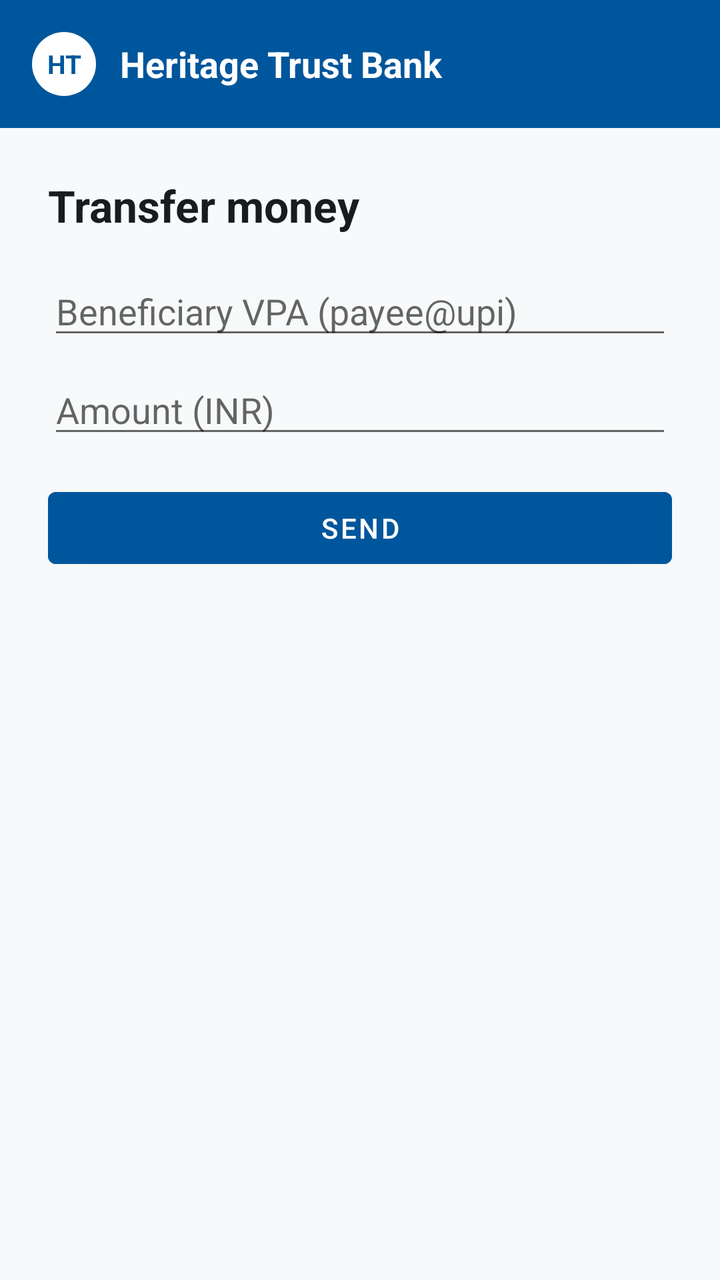
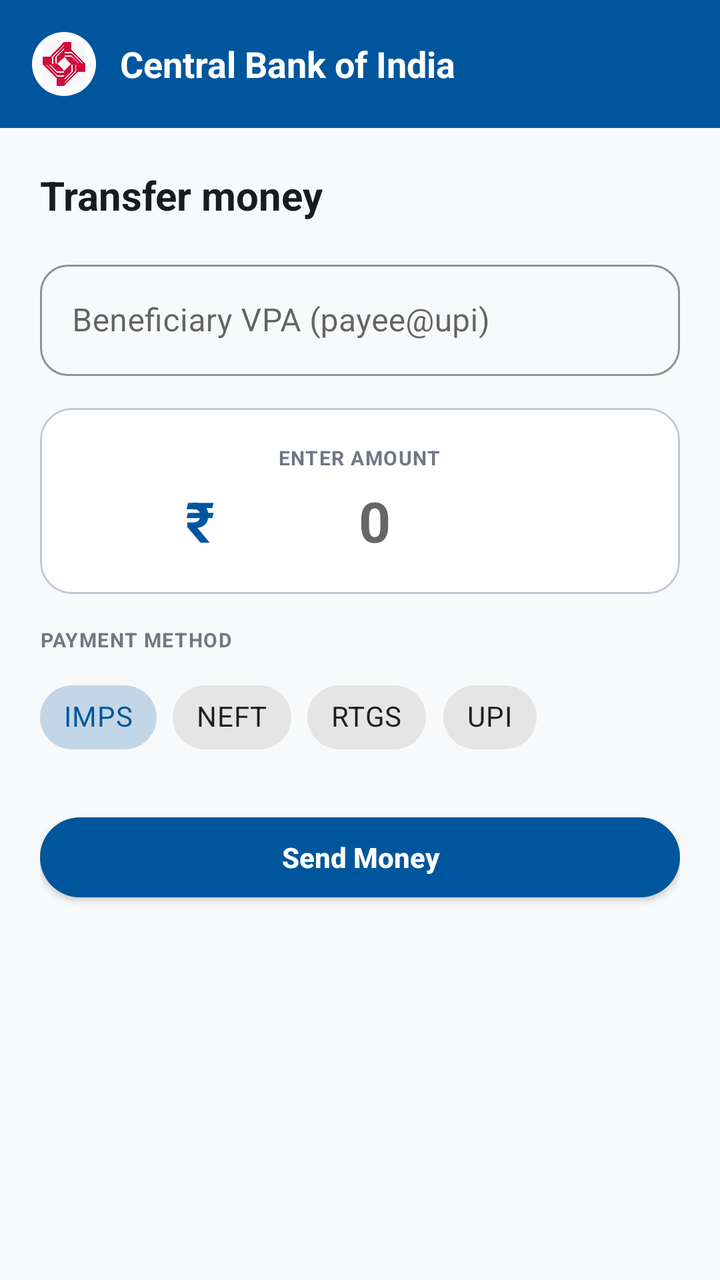

Compare the two renders of this Android layout. The source of the first and the diff that turns it into the second are given below.
<!-- AndroidManifest.xml: application theme Theme.CogniGuardDemo -->
<!-- res/layout/activity_transfer.xml -->
<?xml version="1.0" encoding="utf-8"?>
<LinearLayout xmlns:android="http://schemas.android.com/apk/res/android"
    android:layout_width="match_parent"
    android:layout_height="match_parent"
    android:orientation="vertical"
    android:background="@color/cbi_surface">

    <LinearLayout
        android:layout_width="match_parent"
        android:layout_height="wrap_content"
        android:orientation="horizontal"
        android:gravity="center_vertical"
        android:background="@color/cbi_primary"
        android:padding="16dp">

        <TextView
            android:layout_width="32dp"
            android:layout_height="32dp"
            android:background="@drawable/bg_logo_circle"
            android:gravity="center"
            android:text="HT"
            android:textColor="@color/cbi_primary"
            android:textSize="13sp"
            android:textStyle="bold" />

        <TextView
            android:layout_width="wrap_content"
            android:layout_height="wrap_content"
            android:layout_marginStart="12dp"
            android:text="@string/app_name"
            android:textColor="@color/white"
            android:textSize="18sp"
            android:textStyle="bold" />
    </LinearLayout>

    <LinearLayout
        android:layout_width="match_parent"
        android:layout_height="match_parent"
        android:orientation="vertical"
        android:padding="24dp">

        <TextView
            android:layout_width="wrap_content"
            android:layout_height="wrap_content"
            android:text="Transfer money"
            android:textColor="@color/cbi_text"
            android:textSize="22sp"
            android:textStyle="bold" />

        <EditText
            android:id="@+id/beneficiaryInput"
            android:layout_width="match_parent"
            android:layout_height="wrap_content"
            android:layout_marginTop="16dp"
            android:hint="Beneficiary VPA (payee@upi)"
            android:inputType="text" />

        <EditText
            android:id="@+id/amountInput"
            android:layout_width="match_parent"
            android:layout_height="wrap_content"
            android:layout_marginTop="8dp"
            android:hint="Amount (INR)"
            android:inputType="numberDecimal" />

        <Button
            android:id="@+id/sendButton"
            android:layout_width="match_parent"
            android:layout_height="wrap_content"
            android:layout_marginTop="16dp"
            android:backgroundTint="@color/cbi_primary"
            android:text="Send"
            android:textColor="@color/white" />

        <TextView
            android:id="@+id/resultText"
            android:layout_width="match_parent"
            android:layout_height="wrap_content"
            android:layout_marginTop="16dp"
            android:textColor="@color/cbi_text" />

        <TextView
            android:id="@+id/controlsText"
            android:layout_width="match_parent"
            android:layout_height="wrap_content"
            android:layout_marginTop="8dp"
            android:textColor="@color/warning_amber" />

        <LinearLayout
            android:id="@+id/coercionPanel"
            android:layout_width="match_parent"
            android:layout_height="wrap_content"
            android:layout_marginTop="8dp"
            android:orientation="vertical"
            android:visibility="gone">

            <TextView
                android:id="@+id/coercionPrompt"
                android:layout_width="match_parent"
                android:layout_height="wrap_content"
                android:textColor="@color/cbi_accent"
                android:textStyle="bold" />

            <LinearLayout
                android:layout_width="match_parent"
                android:layout_height="wrap_content"
                android:layout_marginTop="8dp"
                android:orientation="horizontal">

                <Button
                    android:id="@+id/coercionCancelButton"
                    android:layout_width="0dp"
                    android:layout_height="wrap_content"
                    android:layout_marginEnd="8dp"
                    android:layout_weight="1"
                    android:backgroundTint="@color/cbi_accent"
                    android:text="Cancel -- I'm being told what to do"
                    android:textColor="@color/white" />

                <Button
                    android:id="@+id/coercionConfirmButton"
                    android:layout_width="0dp"
                    android:layout_height="wrap_content"
                    android:layout_weight="1"
                    android:text="No, this is genuinely me" />
            </LinearLayout>
        </LinearLayout>

        <LinearLayout
            android:id="@+id/manualAmountPanel"
            android:layout_width="match_parent"
            android:layout_height="wrap_content"
            android:layout_marginTop="8dp"
            android:orientation="vertical"
            android:visibility="gone">

            <TextView
                android:layout_width="match_parent"
                android:layout_height="wrap_content"
                android:text="Please re-type the amount to confirm this transfer."
                android:textColor="@color/warning_amber"
                android:textStyle="bold" />

            <EditText
                android:id="@+id/manualAmountInput"
                android:layout_width="match_parent"
                android:layout_height="wrap_content"
                android:layout_marginTop="8dp"
                android:hint="Re-enter amount (INR)"
                android:inputType="numberDecimal" />

            <Button
                android:id="@+id/confirmAmountButton"
                android:layout_width="match_parent"
                android:layout_height="wrap_content"
                android:layout_marginTop="8dp"
                android:backgroundTint="@color/cbi_primary"
                android:text="Confirm amount"
                android:textColor="@color/white" />
        </LinearLayout>
    </LinearLayout>
</LinearLayout>
<!-- resources referenced by this layout -->
<resources>
  <color name="cbi_accent">#BA0035</color>
  <color name="cbi_primary">#00569C</color>
  <color name="cbi_surface">#F8F9FA</color>
  <color name="cbi_text">#191C1E</color>
  <color name="warning_amber">#B36B00</color>
  <color name="white">#FFFFFF</color>
  <!-- drawable bg_logo_circle (drawable) -->
  <?xml version="1.0" encoding="utf-8"?>
  <shape xmlns:android="http://schemas.android.com/apk/res/android"
      android:shape="oval">
      <solid android:color="@color/white" />
  </shape>
  <string name="app_name">Heritage Trust Bank</string>
  <style name="Theme.CogniGuardDemo" parent="Theme.MaterialComponents.Light.NoActionBar">
          <item name="colorPrimary">@color/cbi_primary</item>
          <item name="colorPrimaryDark">@color/cbi_primary_dark</item>
          <item name="colorAccent">@color/cbi_accent</item>
          <item name="colorSecondary">@color/cbi_accent</item>
          <item name="android:windowBackground">@color/cbi_surface</item>
          <item name="android:textColorPrimary">@color/cbi_text</item>
      </style>
  <color name="cbi_primary_dark">#004B87</color>
</resources>

<!-- the commit's change to res/layout/activity_transfer.xml (unified diff, before → after) -->
@@ -1,27 +1,312 @@
+<?xml version="1.0" encoding="utf-8"?>
+<ScrollView xmlns:android="http://schemas.android.com/apk/res/android"
+    xmlns:app="http://schemas.android.com/apk/res-auto"
+    android:layout_width="match_parent"
+    android:layout_height="match_parent"
+    android:background="@color/cbi_surface"
+    android:fillViewport="true">
+
+    <LinearLayout
+        android:layout_width="match_parent"
+        android:layout_height="wrap_content"
+        android:orientation="vertical">
+
+        <include layout="@layout/partial_header" />
+
+        <LinearLayout
+            android:layout_width="match_parent"
+            android:layout_height="wrap_content"
+            android:orientation="vertical"
+            android:padding="20dp">
+
+            <TextView
+                android:layout_width="wrap_content"
+                android:layout_height="wrap_content"
+                android:text="Transfer money"
+                android:textColor="@color/cbi_text"
+                android:textSize="20sp"
+                android:textStyle="bold" />
+
+            
+            <com.google.android.material.textfield.TextInputLayout
+                style="@style/Widget.MaterialComponents.TextInputLayout.OutlinedBox"
+                android:layout_width="match_parent"
+                android:layout_height="wrap_content"
+                android:layout_marginTop="16dp"
+                app:boxCornerRadiusBottomEnd="14dp"
+                app:boxCornerRadiusBottomStart="14dp"
+                app:boxCornerRadiusTopEnd="14dp"
+                app:boxCornerRadiusTopStart="14dp"
+                app:boxStrokeColor="@color/cbi_primary">
+
+                <com.google.android.material.textfield.TextInputEditText
+                    android:id="@+id/beneficiaryInput"
+                    android:layout_width="match_parent"
+                    android:layout_height="wrap_content"
+                    android:hint="Beneficiary VPA (payee@upi)"
+                    android:inputType="text" />
+            </com.google.android.material.textfield.TextInputLayout>
+
+            
+            <com.google.android.material.card.MaterialCardView
+                android:layout_width="match_parent"
+                android:layout_height="wrap_content"
+                android:layout_marginTop="16dp"
+                app:cardCornerRadius="16dp"
+                app:cardElevation="0dp"
+                app:strokeColor="@color/cbi_divider"
+                app:strokeWidth="1dp"
+                app:cardBackgroundColor="@color/white">
+
+                <LinearLayout
+                    android:layout_width="match_parent"
+                    android:layout_height="wrap_content"
+                    android:gravity="center"
+                    android:orientation="vertical"
+                    android:padding="18dp">
+
+                    <TextView
+                        android:layout_width="wrap_content"
+                        android:layout_height="wrap_content"
+                        android:letterSpacing="0.05"
+                        android:text="ENTER AMOUNT"
+                        android:textAllCaps="true"
+                        android:textColor="@color/cbi_text_muted"
+                        android:textSize="10sp"
+                        android:textStyle="bold" />
+
+                    <LinearLayout
+                        android:layout_width="wrap_content"
+                        android:layout_height="wrap_content"
+                        android:layout_marginTop="6dp"
+                        android:gravity="center_vertical"
+                        android:orientation="horizontal">
+
+                        <TextView
+                            android:layout_width="wrap_content"
+                            android:layout_height="wrap_content"
+                            android:text="₹"
+                            android:textColor="@color/cbi_primary"
+                            android:textSize="28sp"
+                            android:textStyle="bold" />
+
+                        <EditText
+                            android:id="@+id/amountInput"
+                            android:layout_width="160dp"
+                            android:layout_height="wrap_content"
+                            android:background="@null"
+                            android:gravity="center"
+                            android:hint="0"
+                            android:inputType="numberDecimal"
+                            android:textColor="@color/cbi_text"
+                            android:textSize="28sp"
+                            android:textStyle="bold" />
+                    </LinearLayout>
+                </LinearLayout>
+            </com.google.android.material.card.MaterialCardView>
+
+            
+            <TextView
+                android:layout_width="wrap_content"
+                android:layout_height="wrap_content"
+                android:layout_marginTop="16dp"
+                android:letterSpacing="0.05"
+                android:text="PAYMENT METHOD"
+                android:textAllCaps="true"
+                android:textColor="@color/cbi_text_muted"
+                android:textSize="10sp"
+                android:textStyle="bold" />
+
+            <com.google.android.material.chip.ChipGroup
+                android:id="@+id/transferTypeChipGroup"
+                android:layout_width="match_parent"
+                android:layout_height="wrap_content"
+                android:layout_marginTop="8dp"
+                app:singleSelection="true">
+
+                <com.google.android.material.chip.Chip
+                    android:id="@+id/chipImps"
+                    style="@style/Widget.MaterialComponents.Chip.Choice"
+                    android:layout_width="wrap_content"
+                    android:layout_height="wrap_content"
+                    android:checked="true"
+                    android:text="IMPS" />
+
+                <com.google.android.material.chip.Chip
+                    android:id="@+id/chipNeft"
+                    style="@style/Widget.MaterialComponents.Chip.Choice"
+                    android:layout_width="wrap_content"
+                    android:layout_height="wrap_content"
+                    android:text="NEFT" />
+
+                <com.google.android.material.chip.Chip
+                    android:id="@+id/chipRtgs"
+                    style="@style/Widget.MaterialComponents.Chip.Choice"
+                    android:layout_width="wrap_content"
+                    android:layout_height="wrap_content"
+                    android:text="RTGS" />
+
+                <com.google.android.material.chip.Chip
+                    android:id="@+id/chipUpi"
+                    style="@style/Widget.MaterialComponents.Chip.Choice"
+                    android:layout_width="wrap_content"
+                    android:layout_height="wrap_content"
+                    android:text="UPI" />
+            </com.google.android.material.chip.ChipGroup>
+
+            <com.google.android.material.button.MaterialButton
+                android:id="@+id/sendButton"
+                style="@style/Widget.CogniGuard.PillButton"
+                android:layout_width="match_parent"
+                android:layout_height="52dp"
+                android:layout_marginTop="20dp"
+                android:text="Send Money" />
+
+            <TextView
+                android:id="@+id/resultText"
+                android:layout_width="match_parent"
+                android:layout_height="wrap_content"
+                android:layout_marginTop="16dp"
+                android:textColor="@color/cbi_text" />
+
+            <TextView
+                android:id="@+id/controlsText"
+                android:layout_width="match_parent"
+                android:layout_height="wrap_content"
+                android:layout_marginTop="8dp"
+                android:textColor="@color/warning_amber" />
+
+            
+            <com.google.android.material.card.MaterialCardView
+                android:id="@+id/coercionPanel"
+                style="@style/Widget.CogniGuard.RoundedCard"
+                android:layout_width="match_parent"
+                android:layout_height="wrap_content"
+                android:layout_marginTop="12dp"
+                android:visibility="gone"
+                app:cardBackgroundColor="@color/cbi_accent_light"
+                app:strokeColor="@color/cbi_accent"
+                app:strokeWidth="1dp">
+
+                <LinearLayout
+                    android:layout_width="match_parent"
+                    android:layout_height="wrap_content"
+                    android:orientation="vertical"
+                    android:padding="16dp">
+
+                    <TextView
+                        android:id="@+id/coercionPrompt"
+                        android:layout_width="match_parent"
+                        android:layout_height="wrap_content"
+                        android:textColor="@color/cbi_accent"
+                        android:textStyle="bold" />
+
+                    <LinearLayout
+                        android:layout_width="match_parent"
+                        android:layout_height="wrap_content"
+                        android:layout_marginTop="12dp"
+                        android:orientation="vertical">
+
+                        <com.google.android.material.button.MaterialButton
+                            android:id="@+id/coercionCancelButton"
+                            style="@style/Widget.CogniGuard.PillButton.Accent"
+                            android:layout_width="match_parent"
+                            android:layout_height="48dp"
+                            android:text="Cancel -- I'm being told what to do" />
+
+                        <com.google.android.material.button.MaterialButton
+                            android:id="@+id/coercionConfirmButton"
+                            style="@style/Widget.CogniGuard.PillButton.Outlined"
+                            android:layout_width="match_parent"
+                            android:layout_height="48dp"
+                            android:layout_marginTop="8dp"
+                            android:text="No, this is genuinely me" />
+                    </LinearLayout>
+                </LinearLayout>
+            </com.google.android.material.card.MaterialCardView>
+
+            
+            <com.google.android.material.card.MaterialCardView
+                android:id="@+id/manualAmountPanel"
+                style="@style/Widget.CogniGuard.RoundedCard"
+                android:layout_width="match_parent"
+                android:layout_height="wrap_content"
+                android:layout_marginTop="12dp"
+                android:visibility="gone"
+                app:cardBackgroundColor="#FFF8E1"
+                app:strokeColor="@color/warning_amber"
+                app:strokeWidth="1dp">
+
+                <LinearLayout
+                    android:layout_width="match_parent"
+                    android:layout_height="wrap_content"
+                    android:orientation="vertical"
+                    android:padding="16dp">
+
+                    <TextView
+                        android:layout_width="match_parent"
+                        android:layout_height="wrap_content"
+                        android:text="Please re-type the amount to confirm this transfer."
+                        android:textColor="@color/warning_amber"
+                        android:textStyle="bold" />
+
+                    <com.google.android.material.textfield.TextInputLayout
+                        style="@style/Widget.MaterialComponents.TextInputLayout.OutlinedBox"
+                        android:layout_width="match_parent"
+                        android:layout_height="wrap_content"
+                        android:layout_marginTop="10dp"
+                        app:boxCornerRadiusBottomEnd="14dp"
+                        app:boxCornerRadiusBottomStart="14dp"
+                        app:boxCornerRadiusTopEnd="14dp"
+                        app:boxCornerRadiusTopStart="14dp">
+
+                        <com.google.android.material.textfield.TextInputEditText
+                            android:id="@+id/manualAmountInput"
+                            android:layout_width="match_parent"
+                            android:layout_height="wrap_content"
+                            android:hint="Re-enter amount (INR)"
+                            android:inputType="numberDecimal" />
+                    </com.google.android.material.textfield.TextInputLayout>
+
+                    <com.google.android.material.button.MaterialButton
+                        android:id="@+id/confirmAmountButton"
+                        style="@style/Widget.CogniGuard.PillButton"
+                        android:layout_width="match_parent"
+                        android:layout_height="48dp"
+                        android:layout_marginTop="10dp"
+                        android:text="Confirm amount" />
+                </LinearLayout>
+            </com.google.android.material.card.MaterialCardView>
+        </LinearLayout>
+    </LinearLayout>
+</ScrollView>
+<!-- res/layout/partial_header.xml (included above) -->
 <?xml version="1.0" encoding="utf-8"?>
 <LinearLayout xmlns:android="http://schemas.android.com/apk/res/android"
     android:layout_width="match_parent"
-    android:layout_height="match_parent"
-    android:orientation="vertical"
-    android:background="@color/cbi_surface">
+    android:layout_height="wrap_content"
+    android:orientation="horizontal"
+    android:gravity="center_vertical"
+    android:background="@color/cbi_primary"
+    android:padding="16dp">
 
     <LinearLayout
-        android:layout_width="match_parent"
+        android:id="@+id/headerLogoArea"
+        android:layout_width="0dp"
         android:layout_height="wrap_content"
+        android:layout_weight="1"
         android:orientation="horizontal"
         android:gravity="center_vertical"
-        android:background="@color/cbi_primary"
-        android:padding="16dp">
-
-        <TextView
+        android:clickable="true"
+        android:focusable="true">
+
+        <ImageView
             android:layout_width="32dp"
             android:layout_height="32dp"
             android:background="@drawable/bg_logo_circle"
-            android:gravity="center"
-            android:text="HT"
-            android:textColor="@color/cbi_primary"
-            android:textSize="13sp"
-            android:textStyle="bold" />
+            android:contentDescription="@string/app_name"
+            android:padding="5dp"
+            android:src="@drawable/logo" />
 
         <TextView
             android:layout_width="wrap_content"
@@ -33,130 +318,10 @@
             android:textStyle="bold" />
     </LinearLayout>
 
-    <LinearLayout
-        android:layout_width="match_parent"
-        android:layout_height="match_parent"
-        android:orientation="vertical"
-        android:padding="24dp">
-
-        <TextView
-            android:layout_width="wrap_content"
-            android:layout_height="wrap_content"
-            android:text="Transfer money"
-            android:textColor="@color/cbi_text"
-            android:textSize="22sp"
-            android:textStyle="bold" />
-
-        <EditText
-            android:id="@+id/beneficiaryInput"
-            android:layout_width="match_parent"
-            android:layout_height="wrap_content"
-            android:layout_marginTop="16dp"
-            android:hint="Beneficiary VPA (payee@upi)"
-            android:inputType="text" />
-
-        <EditText
-            android:id="@+id/amountInput"
-            android:layout_width="match_parent"
-            android:layout_height="wrap_content"
-            android:layout_marginTop="8dp"
-            android:hint="Amount (INR)"
-            android:inputType="numberDecimal" />
-
-        <Button
-            android:id="@+id/sendButton"
-            android:layout_width="match_parent"
-            android:layout_height="wrap_content"
-            android:layout_marginTop="16dp"
-            android:backgroundTint="@color/cbi_primary"
-            android:text="Send"
-            android:textColor="@color/white" />
-
-        <TextView
-            android:id="@+id/resultText"
-            android:layout_width="match_parent"
-            android:layout_height="wrap_content"
-            android:layout_marginTop="16dp"
-            android:textColor="@color/cbi_text" />
-
-        <TextView
-            android:id="@+id/controlsText"
-            android:layout_width="match_parent"
-            android:layout_height="wrap_content"
-            android:layout_marginTop="8dp"
-            android:textColor="@color/warning_amber" />
-
-        <LinearLayout
-            android:id="@+id/coercionPanel"
-            android:layout_width="match_parent"
-            android:layout_height="wrap_content"
-            android:layout_marginTop="8dp"
-            android:orientation="vertical"
-            android:visibility="gone">
-
-            <TextView
-                android:id="@+id/coercionPrompt"
-                android:layout_width="match_parent"
-                android:layout_height="wrap_content"
-                android:textColor="@color/cbi_accent"
-                android:textStyle="bold" />
-
-            <LinearLayout
-                android:layout_width="match_parent"
-                android:layout_height="wrap_content"
-                android:layout_marginTop="8dp"
-                android:orientation="horizontal">
-
-                <Button
-                    android:id="@+id/coercionCancelButton"
-                    android:layout_width="0dp"
-                    android:layout_height="wrap_content"
-                    android:layout_marginEnd="8dp"
-                    android:layout_weight="1"
-                    android:backgroundTint="@color/cbi_accent"
-                    android:text="Cancel -- I'm being told what to do"
-                    android:textColor="@color/white" />
-
-                <Button
-                    android:id="@+id/coercionConfirmButton"
-                    android:layout_width="0dp"
-                    android:layout_height="wrap_content"
-                    android:layout_weight="1"
-                    android:text="No, this is genuinely me" />
-            </LinearLayout>
-        </LinearLayout>
-
-        <LinearLayout
-            android:id="@+id/manualAmountPanel"
-            android:layout_width="match_parent"
-            android:layout_height="wrap_content"
-            android:layout_marginTop="8dp"
-            android:orientation="vertical"
-            android:visibility="gone">
-
-            <TextView
-                android:layout_width="match_parent"
-                android:layout_height="wrap_content"
-                android:text="Please re-type the amount to confirm this transfer."
-                android:textColor="@color/warning_amber"
-                android:textStyle="bold" />
-
-            <EditText
-                android:id="@+id/manualAmountInput"
-                android:layout_width="match_parent"
-                android:layout_height="wrap_content"
-                android:layout_marginTop="8dp"
-                android:hint="Re-enter amount (INR)"
-                android:inputType="numberDecimal" />
-
-            <Button
-                android:id="@+id/confirmAmountButton"
-                android:layout_width="match_parent"
-                android:layout_height="wrap_content"
-                android:layout_marginTop="8dp"
-                android:backgroundTint="@color/cbi_primary"
-                android:text="Confirm amount"
-                android:textColor="@color/white" />
-        </LinearLayout>
-    </LinearLayout>
+    <TextView
+        android:id="@+id/headerUsername"
+        android:layout_width="wrap_content"
+        android:layout_height="wrap_content"
+        android:textColor="@color/cbi_primary_light"
+        android:textSize="13sp" />
 </LinearLayout>
<!-- resource entries referenced after the edit -->
@@ -1,9 +1,13 @@
 <!-- resources referenced by this layout -->
 <resources>
   <color name="cbi_accent">#BA0035</color>
+  <color name="cbi_accent_light">#FFDADA</color>
+  <color name="cbi_divider">#C1C7D3</color>
   <color name="cbi_primary">#00569C</color>
+  <color name="cbi_primary_light">#EBF1FF</color>
   <color name="cbi_surface">#F8F9FA</color>
   <color name="cbi_text">#191C1E</color>
+  <color name="cbi_text_muted">#717783</color>
   <color name="warning_amber">#B36B00</color>
   <color name="white">#FFFFFF</color>
   <!-- drawable bg_logo_circle (drawable) -->
@@ -12,7 +16,31 @@
       android:shape="oval">
       <solid android:color="@color/white" />
   </shape>
-  <string name="app_name">Heritage Trust Bank</string>
+  <!-- drawable logo: jpg bitmap (drawable, 103928 bytes) -->
+  <string name="app_name">Central Bank of India</string>
+  <style name="Widget.CogniGuard.PillButton" parent="Widget.MaterialComponents.Button">
+          <item name="cornerRadius">24dp</item>
+          <item name="backgroundTint">@color/cbi_primary</item>
+          <item name="android:textColor">@color/white</item>
+          <item name="android:textAllCaps">false</item>
+          <item name="android:textStyle">bold</item>
+          <item name="android:letterSpacing">0</item>
+      </style>
+  <style name="Widget.CogniGuard.PillButton.Accent" parent="Widget.CogniGuard.PillButton">
+          <item name="backgroundTint">@color/cbi_accent</item>
+      </style>
+  <style name="Widget.CogniGuard.PillButton.Outlined" parent="Widget.MaterialComponents.Button.OutlinedButton">
+          <item name="cornerRadius">24dp</item>
+          <item name="strokeColor">@color/cbi_divider</item>
+          <item name="android:textColor">@color/cbi_primary</item>
+          <item name="android:textAllCaps">false</item>
+          <item name="android:textStyle">bold</item>
+          <item name="android:letterSpacing">0</item>
+      </style>
+  <style name="Widget.CogniGuard.RoundedCard" parent="Widget.MaterialComponents.CardView">
+          <item name="cardCornerRadius">16dp</item>
+          <item name="cardElevation">1dp</item>
+      </style>
   <style name="Theme.CogniGuardDemo" parent="Theme.MaterialComponents.Light.NoActionBar">
           <item name="colorPrimary">@color/cbi_primary</item>
           <item name="colorPrimaryDark">@color/cbi_primary_dark</item>
